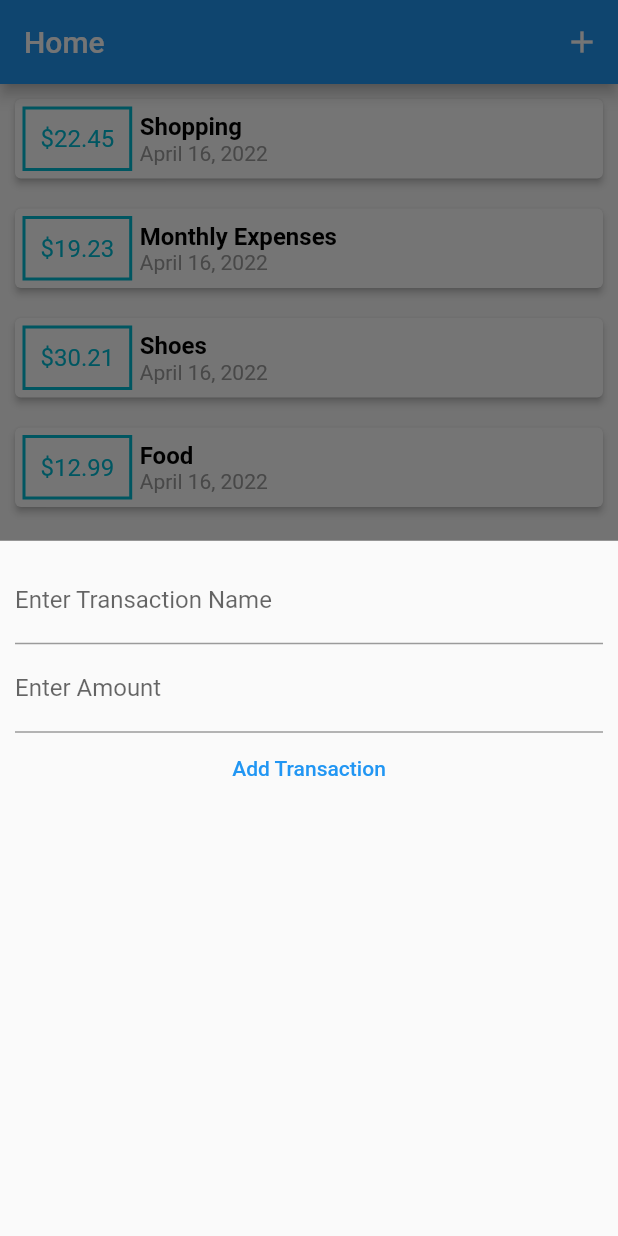
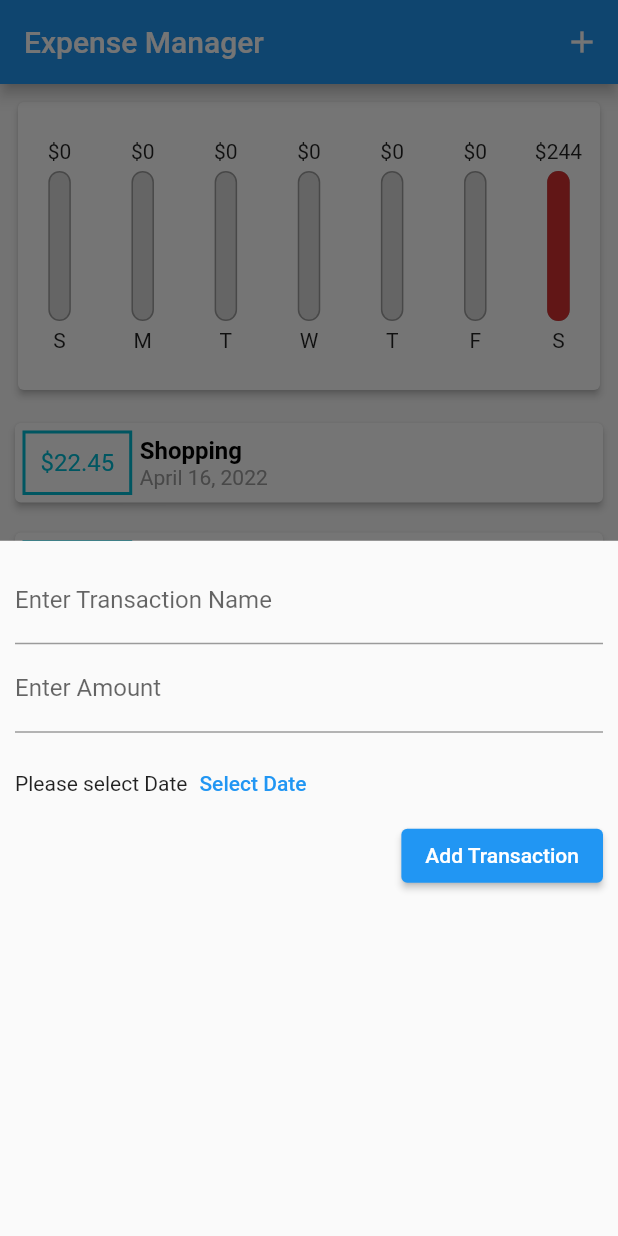
Before and after one commit to Suraj-1411/ExpenseManager, a Flutter app: the screen it shows after launch, after a tap on the "add" icon, on a phone screen of 412 x 824 dp. Run offline on Flutter 3.47's test engine with Material 2 defaults, Android fonts, the phone set to English and light mode, and no system bars.

Commit message:
Added chart functionality and Date Picker

```diff
--- a/lib/main.dart
+++ b/lib/main.dart
@@ -11,6 +11,7 @@ class MyApp extends StatelessWidget {
   @override
   Widget build(BuildContext context) {
     return const MaterialApp(
+      debugShowCheckedModeBanner: false,
       title: 'Expense Manager',
       home: HomeScreen(),
     );
--- a/lib/screens/home_screen.dart
+++ b/lib/screens/home_screen.dart
@@ -1,6 +1,7 @@
 import 'package:expense_manager/models/transaction.dart';
 import 'package:expense_manager/widgets/add_transaction.dart';
 import 'package:flutter/material.dart';
+import '../widgets/chart.dart';
 import '../widgets/transaction_list.dart';
 import '../widgets/no_transactions_found.dart';
 
@@ -82,7 +83,7 @@ class _HomeScreenState extends State<HomeScreen> {
     Navigator.of(context).pop();
   }
 
-  void _openBottomSheet(){
+  void _openBottomSheet() {
     showModalBottomSheet(
         context: context,
         builder: (ctx) {
@@ -90,6 +91,14 @@ class _HomeScreenState extends State<HomeScreen> {
             addTransaction: _addTransaction,
           );
         });
+  }
+
+  List<Transaction> get _recentTransactions {
+    return _userTransactions.where((element) {
+      return element.date.isAfter(DateTime.now().subtract(
+        Duration(days: 7),
+      ));
+    }).toList();
   }
 
   @override
@@ -100,17 +109,22 @@ class _HomeScreenState extends State<HomeScreen> {
         child: const Icon(Icons.add),
       ),
       appBar: AppBar(
-        title: const Text('Home'),
+        title: const Text('Expense Manager'),
         actions: [
           IconButton(onPressed: _openBottomSheet, icon: const Icon(Icons.add)),
         ],
       ),
-      body: Column(
-        children: [
-          _userTransactions.isNotEmpty
-              ? TransactionList(userTransactions: _userTransactions)
-              : const NoTransactionsFound(),
-        ],
+      body: SingleChildScrollView(
+        child: Column(
+          children: [
+            Chart(
+              recentTransactions: _recentTransactions,
+            ),
+            _userTransactions.isNotEmpty
+                ? TransactionList(userTransactions: _userTransactions)
+                : const NoTransactionsFound(),
+          ],
+        ),
       ),
     );
   }
--- a/lib/widgets/add_transaction.dart
+++ b/lib/widgets/add_transaction.dart
@@ -1,22 +1,38 @@
 import 'package:expense_manager/models/transaction.dart';
 import 'package:flutter/material.dart';
+import 'package:intl/intl.dart';
 
 class AddTransaction extends StatefulWidget {
   final Function addTransaction;
 
-  const AddTransaction({Key? key, required this.addTransaction}) : super(key: key);
+  const AddTransaction({Key? key, required this.addTransaction})
+      : super(key: key);
 
   @override
   State<AddTransaction> createState() => _AddTransactionState();
 }
 
 class _AddTransactionState extends State<AddTransaction> {
+  DateTime? _userPickedDate;
   TextEditingController transNameController = TextEditingController();
   TextEditingController amountController = TextEditingController();
 
   bool _valid() {
     return transNameController.text.toString().isNotEmpty &&
-        amountController.text.toString().isNotEmpty;
+        amountController.text.toString().isNotEmpty &&  _userPickedDate !=null;
+  }
+
+  void _displayDatePicker() {
+    showDatePicker(
+      context: context,
+      initialDate: DateTime.now(),
+      firstDate: DateTime(2022),
+      lastDate: DateTime.now(),
+    ).then((value){
+      setState(() {
+        _userPickedDate = value;
+      });
+    });
   }
 
   @override
@@ -25,6 +41,7 @@ class _AddTransactionState extends State<AddTransaction> {
       padding: const EdgeInsets.all(10),
       width: double.infinity,
       child: Column(
+        crossAxisAlignment: CrossAxisAlignment.end,
         children: [
           TextField(
             controller: transNameController,
@@ -37,7 +54,21 @@ class _AddTransactionState extends State<AddTransaction> {
             keyboardType: TextInputType.number,
             decoration: const InputDecoration(labelText: 'Enter Amount'),
           ),
-          TextButton(
+          SizedBox(
+            height: 10,
+          ),
+          Row(
+            children: [
+              Text( _userPickedDate == null ? 'Please select Date' : DateFormat.yMd().format(_userPickedDate!)),
+              TextButton(
+                onPressed: _displayDatePicker,
+                child: const Text('Select Date'),
+              ),
+            ],
+          ),
+          ElevatedButton(
+            style: ElevatedButton.styleFrom(
+                primary: Theme.of(context).primaryColor),
             onPressed: () {
               if (_valid()) {
                 widget.addTransaction(
@@ -45,11 +76,14 @@ class _AddTransactionState extends State<AddTransaction> {
                       id: 0,
                       amount: double.parse(amountController.text.toString()),
                       transName: transNameController.text.toString(),
-                      date: DateTime.now()),
+                      date: _userPickedDate!),
                 );
               }
             },
-            child: const Text('Add Transaction'),
+            child: const Text(
+              'Add Transaction',
+              style: TextStyle(color: Colors.white),
+            ),
           ),
         ],
       ),
--- /dev/null
+++ b/lib/widgets/chart.dart
@@ -0,0 +1,49 @@
+import 'package:expense_manager/models/transaction.dart';
+import 'package:flutter/material.dart';
+import 'package:intl/intl.dart';
+
+import 'chart_bar.dart';
+
+class Chart extends StatelessWidget {
+  List<Transaction> recentTransactions;
+
+  Chart({Key? key, required this.recentTransactions}) : super(key: key);
+
+  List<Map<String, Object>> get _getBarTransactionsData {
+    return List.generate(7, (index) {
+      var prevDate = DateTime.now().subtract(Duration(days: index));
+      double amount = 0.0;
+      for (var element in recentTransactions) {
+        if (element.date.day == prevDate.day &&
+            element.date.month == prevDate.month &&
+            element.date.year == prevDate.year) {
+          amount += element.amount;
+        }
+      }
+      return {'day': DateFormat.E().format(prevDate), 'amount': amount};
+    }).reversed.toList();
+  }
+
+  @override
+  Widget build(BuildContext context) {
+    return Padding(
+      padding: const EdgeInsets.all(8.0),
+      child: Container(
+        height: 200,
+        width: double.infinity,
+        child: Card(
+          elevation: 2.0,
+          child: Row(
+            children: _getBarTransactionsData.map((data) {
+              return Flexible(
+                flex: 1,
+                fit: FlexFit.tight,
+                child: ChartBar(amount: data['amount'] as double,day: data['day'].toString().substring(0,1),),
+              );
+            }).toList(),
+          ),
+        ),
+      ),
+    );
+  }
+}
--- /dev/null
+++ b/lib/widgets/chart_bar.dart
@@ -0,0 +1,94 @@
+import 'package:flutter/material.dart';
+
+class ChartBar extends StatelessWidget {
+  double amount;
+  String day;
+
+  ChartBar({Key? key, required this.amount, required this.day})
+      : super(key: key);
+
+  @override
+  Widget build(BuildContext context) {
+    var calculatedAmount = amount / 100;
+    bool isOverFlowed = calculatedAmount >= 1;
+    double barHeight = isOverFlowed ? 1 : calculatedAmount;
+
+    Color getColor(){
+      if(calculatedAmount < 0.3){
+       return Colors.green;
+      }
+      else if(calculatedAmount < 0.7){
+        return Theme.of(context).primaryColor;
+      }else{
+        return Theme.of(context).errorColor;
+      }
+    }
+
+    return Padding(
+      padding: const EdgeInsets.all(8.0),
+      child: Column(
+        mainAxisAlignment: MainAxisAlignment.center,
+        children: [
+          Text('\$${amount.toStringAsFixed(0)}'),
+          const SizedBox(
+            height: 5,
+          ),
+          /*Container(
+            width: 15,
+            height: 100,
+            decoration: BoxDecoration(
+              color: Color.fromRGBO(220, 220, 220, 1),
+              border: Border.all(
+                color: Colors.grey,
+                width: 1.0,
+              ),
+              borderRadius: BorderRadius.circular(20.0),
+            ),
+            child: FractionallySizedBox(
+              alignment: Alignment.bottomCenter,
+              heightFactor: barHeight,
+              child: Container(
+                decoration: BoxDecoration(
+                  borderRadius: BorderRadius.circular(20.0),
+                  color: barColor,
+                ),
+              )
+            ),
+          ),*/
+          Container(
+            width: 15,
+            height: 100,
+            child: Stack(
+              alignment: Alignment.bottomCenter,
+              children: [
+                Container(
+                  decoration: BoxDecoration(
+                    color: Color.fromRGBO(220, 220, 220, 1),
+                    borderRadius: BorderRadius.circular(20.0),
+                    border: Border.all(
+                      color: Colors.grey,
+                      width: 1.0,
+                    ),
+                  ),
+                ),
+                FractionallySizedBox(
+                  heightFactor: barHeight,
+                  child: Container(
+                    decoration: BoxDecoration(
+                      borderRadius: BorderRadius.circular(20.0),
+                      color: getColor(),
+                    ),
+                  ),
+                )
+              ],
+            ),
+          ),
+          const SizedBox(
+            height: 5,
+          ),
+          Text(day),
+        ],
+      ),
+    );
+  }
+}
```
